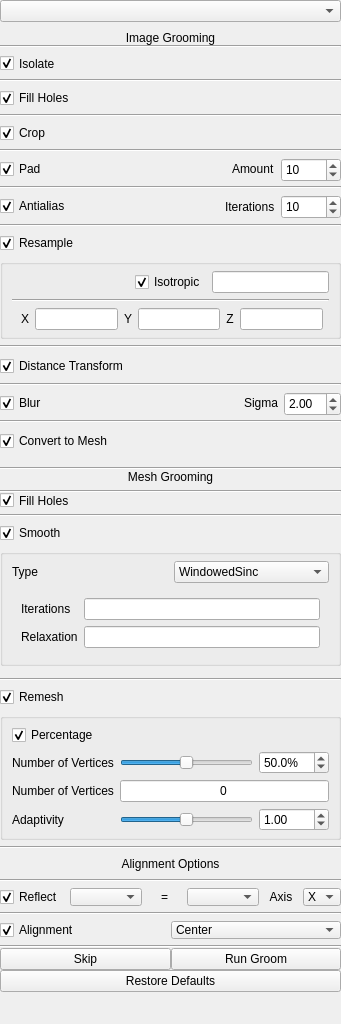
Old version of the form Studio/src/Groom/GroomTool.ui in the repository SCIInstitute/ShapeWorks.
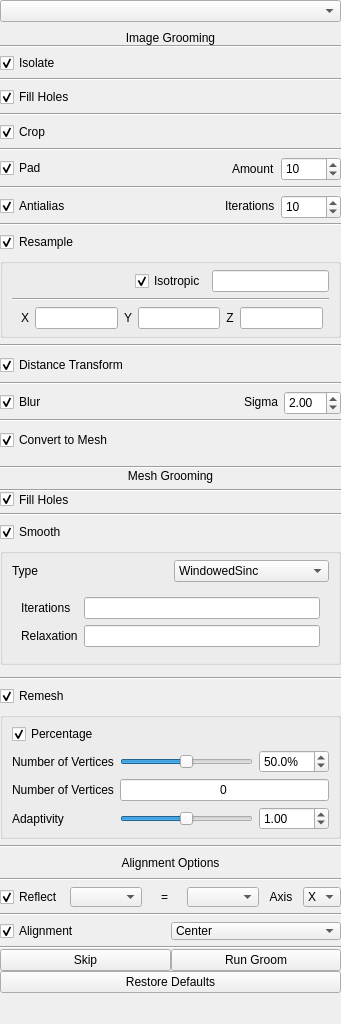
New version of the form.

Commit message: Hide instead of disable reflection controls when off.  Looks less cluttered.

```diff
--- a/Studio/src/Groom/GroomTool.ui
+++ b/Studio/src/Groom/GroomTool.ui
@@ -1221,7 +1221,7 @@
         <property name="minimumSize">
          <size>
           <width>0</width>
-          <height>30</height>
+          <height>32</height>
          </size>
         </property>
         <layout class="QGridLayout" name="gridLayout_20">
@@ -1239,6 +1239,12 @@
          </property>
          <item row="2" column="0">
           <widget class="QCheckBox" name="reflect_checkbox">
+           <property name="minimumSize">
+            <size>
+             <width>0</width>
+             <height>18</height>
+            </size>
+           </property>
            <property name="text">
             <string>Reflect</string>
            </property>
```
The commit also changes 1 other file.
